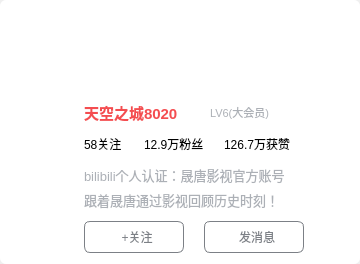
Above: VideoPlayer/videomodels/UsrDisplay.ui from huizhang556/pc-video-player before the change. Below: the same form after it.
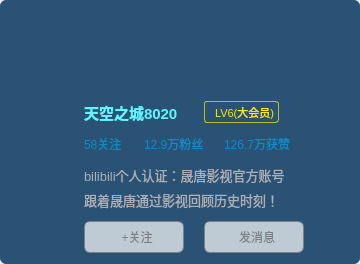
That is the form after the change. Icons and pictures are not drawn. Custom widgets are drawn as their Qt base class.

Patch:
```diff
--- a/VideoPlayer/videomodels/UsrDisplay.ui
+++ b/VideoPlayer/videomodels/UsrDisplay.ui
@@ -42,6 +42,7 @@
 {
 border-radius: 6px;
 background-color: rgb(255, 255, 255);
+background-color: rgba(19, 65, 102,0.9);
 }
 
 QToolTip
@@ -360,7 +361,7 @@
                  </property>
                  <property name="maximumSize">
                   <size>
-                   <width>60</width>
+                   <width>16777215</width>
                    <height>28</height>
                   </size>
                  </property>
@@ -368,6 +369,7 @@
                   <string notr="true">#pushButton_unick
 {
 color: #f44d50;
+color: rgb(97, 246, 255);
 font-weight: 800;
 font-size: 15px;
 }</string>
@@ -381,21 +383,24 @@
                 <widget class="QPushButton" name="pushButton_ulevel">
                  <property name="minimumSize">
                   <size>
-                   <width>90</width>
-                   <height>28</height>
+                   <width>75</width>
+                   <height>22</height>
                   </size>
                  </property>
                  <property name="maximumSize">
                   <size>
-                   <width>90</width>
-                   <height>28</height>
+                   <width>75</width>
+                   <height>22</height>
                   </size>
                  </property>
                  <property name="styleSheet">
                   <string notr="true">#pushButton_ulevel
 {
+text-align: center;
 font-size: 11px;
-color: #acb0b6;
+color: rgb(255, 234, 1);
+border-radius: 3px;
+border: 1px solid rgba(255, 234, 1, 0.7);
 }
 
 #pushButton_ulevel:hover
@@ -439,6 +444,17 @@
                 <height>30</height>
                </size>
               </property>
+              <property name="styleSheet">
+               <string notr="true">QPushButton
+{
+color: rgba(3, 162, 234, 0.7);
+}
+
+QPushButton:hover
+{
+color: rgba(3, 162, 234, 1.0);
+}</string>
+              </property>
               <property name="frameShape">
                <enum>QFrame::StyledPanel</enum>
               </property>
@@ -621,7 +637,7 @@
 text-align: center;
 border-radius: 6px;
 border: 1px solid #7c8086;
-background-color: #ffffff;
+background-color: rgba(255,255,255,0.7);
 }
 
 QPushButton:hover
@@ -633,7 +649,7 @@
 QPushButton:checked
 {
 color: white;
-background-color: #00aeec;
+background-color: rgba(255,255,255,0.7);
 }</string>
               </property>
               <property name="frameShape">
```
Left out of the diff: 4 changed lines with no effect on the pictures.
